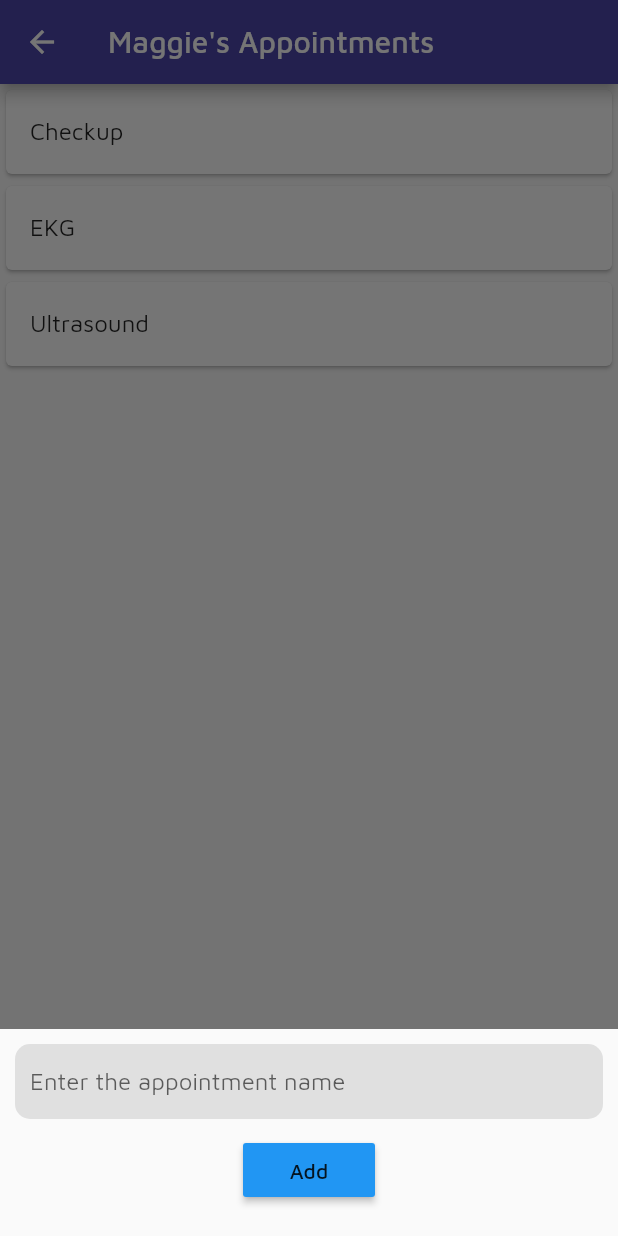
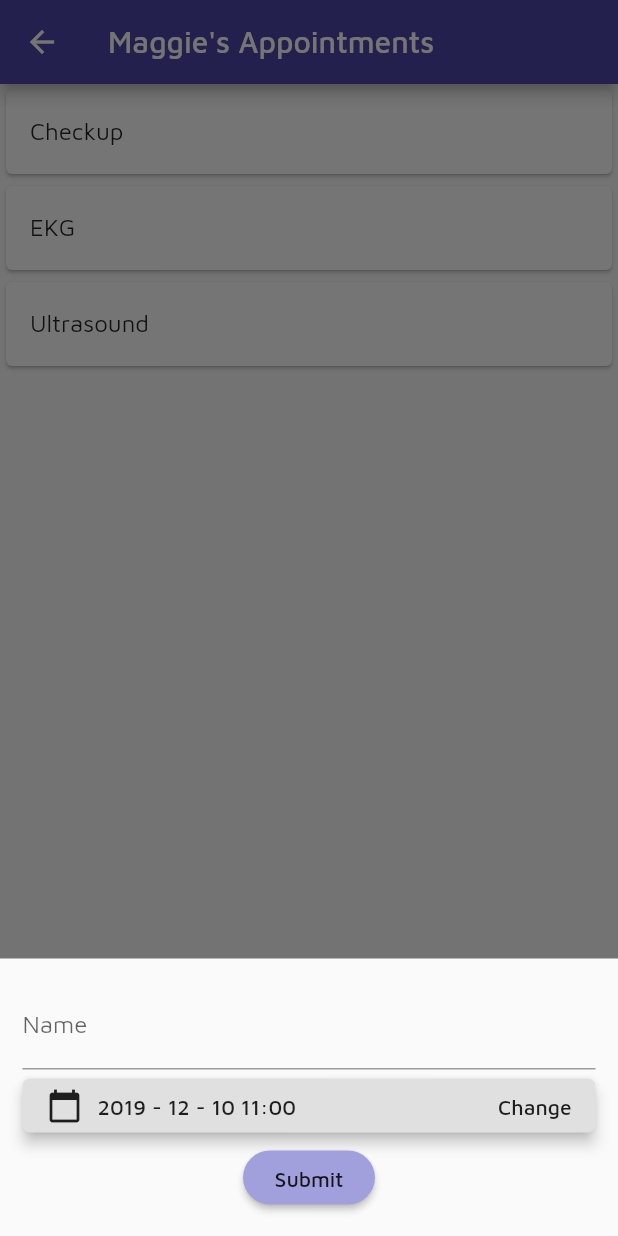
Before and after one commit to crowleaj/flutter-tech-demo, a Flutter app: the AppointmentsScreen screen opened by its route, after a tap on the "add" icon, on a phone screen of 412 x 824 dp. Run offline on Flutter 3.47's test engine with Material 2 defaults, Android fonts, the phone set to English and light mode, and no system bars; our stand-ins replace flutter_datetime_picker, youtube_player_flutter; missing offline and left inert: image_downloader; network calls fail.

Commit message:
Appointment form swag, date-time-field

```diff
--- /dev/null
+++ b/lib/components/date-time-field.dart
@@ -0,0 +1,44 @@
+import 'package:flutter/material.dart';
+import 'package:flutter_datetime_picker/flutter_datetime_picker.dart';
+
+import '../utils.dart';
+
+class DateTimeField extends StatelessWidget {
+  final DateTime currentTime;
+  final Function(DateTime) onSelected;
+
+  DateTimeField(this.currentTime, {this.onSelected = Utils.noopOneArg});
+
+  @override
+  Widget build(BuildContext context) {
+    return RaisedButton(
+      child: Row(children: [
+        Padding(padding: EdgeInsets.only(right: 10), child: Icon(Icons.calendar_today)),
+        Text(dateTimeText(currentTime)),
+        Expanded(child: Text("Change", textAlign: TextAlign.right,))
+        ]),
+      shape: RoundedRectangleBorder(borderRadius: BorderRadius.circular(5.0)),
+      elevation: 4.0,
+      onPressed: () {
+        DatePicker.showDateTimePicker(context,
+            theme: DatePickerTheme(
+              containerHeight: 210.0,
+            ),
+            showTitleActions: true,
+            minTime: DateTime(2000, 1, 1),
+            maxTime: DateTime(2022, 12, 31),
+            onConfirm: onSelected,
+            currentTime: currentTime,
+            locale: LocaleType.en);
+      },
+    );
+  }
+
+  String dateTimeText(DateTime date) {
+    var month = date.month.toString().padLeft(2, "0");
+    var day = date.day.toString().padLeft(2, "0");
+    var hour = date.hour.toString().padLeft(2, "0");
+    var minute = date.minute.toString().padLeft(2, "0");
+    return '${date.year} - $month - $day $hour:$minute';
+  }
+}
--- a/lib/components/styled-button.dart
+++ b/lib/components/styled-button.dart
@@ -1,12 +1,12 @@
 import 'package:flutter/material.dart';
 
-noop() {}
+import '../utils.dart';
 
 class StyledButton extends StatelessWidget {
   final String text;
   final Function onPressed;
 
-  StyledButton({@required this.text, this.onPressed = noop});
+  StyledButton({@required this.text, this.onPressed = Utils.noop});
 
   @override
   Widget build(BuildContext context) {
--- /dev/null
+++ b/lib/entities/appointment.dart
@@ -0,0 +1,11 @@
+import 'package:hello_flutter/entities/entity.dart';
+
+class Appointment extends Entity {
+  String name;
+  DateTime start;
+
+  Appointment([String id]) : super(id) {
+    var now = DateTime.now();
+    start = DateTime.utc(now.year, now.month, now.day, now.hour + 1);
+  }
+}
--- /dev/null
+++ b/lib/entities/entity.dart
@@ -0,0 +1,5 @@
+class Entity {
+  String id;
+
+  Entity([this.id]);
+}
--- a/lib/screens/appointments/appointment-form.dart
+++ b/lib/screens/appointments/appointment-form.dart
@@ -1,30 +1,60 @@
 import 'package:flutter/material.dart';
+import 'package:hello_flutter/components/date-time-field.dart';
+import 'package:hello_flutter/components/styled-button.dart';
+import 'package:hello_flutter/entities/appointment.dart';
 import 'package:hello_flutter/validation.dart';
+
+import '../../utils.dart';
 
 // Thanks https://flutter.dev/docs/cookbook/forms/validation
 class AppointmentForm extends StatefulWidget {
+  final Appointment appointment;
+  Function onSubmitted;
+
+  AppointmentForm(this.appointment, {this.onSubmitted = Utils.noop});
+
   @override
   State<StatefulWidget> createState() {
-    return AppointmentFormState();
+    return AppointmentFormState(appointment, onSubmitted);
   }
-
 }
 
 class AppointmentFormState extends State<AppointmentForm> {
+  final Appointment appointment;
+  final _formKey = GlobalKey<FormState>();
+  final Function onSubmitted;
 
-  final _formKey = GlobalKey<FormState>();
+  AppointmentFormState(this.appointment, this.onSubmitted);
 
   @override
   Widget build(BuildContext context) {
     return Form(
-      key: _formKey,
-      child: Column(
-        crossAxisAlignment: CrossAxisAlignment.start,
-        children: <Widget>[
-          TextFormField(validator: Validation.hasValue,)
-        ],
-      )
-    );
+        key: _formKey,
+        child: Wrap(
+          alignment: WrapAlignment.start,
+          children: <Widget>[
+            TextFormField(
+              validator: Validation.hasValue,
+              decoration: InputDecoration(labelText: "Name"),
+              initialValue: appointment.name,
+              onChanged: (value) => appointment.name = value,
+            ),
+            DateTimeField(appointment.start, onSelected: (date) {
+              print('confirm $date');
+              setState(() {
+                appointment.start = date;
+              });
+            }),
+            Align(
+                alignment: Alignment.center,
+                child: StyledButton(
+                    text: "Submit",
+                    onPressed: () {
+                      if (_formKey.currentState.validate()) {
+                        onSubmitted();
+                      }
+                    }))
+          ],
+        ));
   }
-
 }
--- a/lib/screens/appointments/appointments.dart
+++ b/lib/screens/appointments/appointments.dart
@@ -1,4 +1,6 @@
 import 'package:flutter/material.dart';
+import 'package:hello_flutter/entities/appointment.dart';
+import 'package:hello_flutter/screens/appointments/appointment-form.dart';
 
 class AppointmentsScreen extends StatefulWidget {
   AppointmentsScreen({Key key}) : super(key: key);
@@ -11,7 +13,7 @@ class AppointmentsScreen extends StatefulWidget {
 
 class _AppointmentsScreen extends State<AppointmentsScreen> {
   List<String> appointments = ["Checkup", "EKG", "Ultrasound"];
-  final TextEditingController appointmentController = TextEditingController();
+
   @override
   Widget build(BuildContext context) {
     return Scaffold(
@@ -31,57 +33,26 @@ class _AppointmentsScreen extends State<AppointmentsScreen> {
   }
 
   _settingModalBottomSheet(context) {
+    final Appointment appointment = new Appointment();
     showModalBottomSheet(
         isScrollControlled: true,
         context: context,
         builder: (BuildContext bc) {
           return Padding(
+              padding: EdgeInsets.all(15),
+              child: Padding(
                   padding: MediaQuery.of(context).viewInsets,
                   child: Container(
-                child: new Wrap(
-                  children: <Widget>[
-                    DecoratedTextField(appointmentController),
-                    Padding(
-                        padding: EdgeInsets.only(bottom: 20),
-                        child: Align(
-                            alignment: Alignment.center,
-                            child: RaisedButton(
-                              child: new Text('Add'),
-                              color: Colors.blue,
-                              onPressed: () {
+                    child: AppointmentForm(
+                      appointment,
+                      onSubmitted: () {
                         setState(() {
-                                  appointments.add(appointmentController.text);
+                          appointments.add(appointment.name);
                         });
                         Navigator.pop(context);
                       },
-                            ))),
-                  ],
                     ),
-              ));
+                  )));
         });
   }
 }
-
-class DecoratedTextField extends StatelessWidget {
-  TextEditingController appointmentController;
-
-  DecoratedTextField(TextEditingController appointmentController) {
-    this.appointmentController = appointmentController;
-  }
-  @override
-  Widget build(BuildContext context) {
-    return Container(
-        height: 50,
-        alignment: Alignment.center,
-        padding: const EdgeInsets.symmetric(horizontal: 10, vertical: 10),
-        margin: const EdgeInsets.symmetric(horizontal: 10, vertical: 10),
-        decoration: BoxDecoration(
-            color: Colors.grey[300], borderRadius: BorderRadius.circular(10)),
-        child: TextField(
-          controller: appointmentController,
-          decoration: InputDecoration.collapsed(
-            hintText: 'Enter the appointment name',
-          ),
-        ));
-  }
-}
--- /dev/null
+++ b/lib/utils.dart
@@ -0,0 +1,4 @@
+class Utils {
+  static noop() {}
+  static noopOneArg<T>(T obj) {}
+}
--- a/pubspec.yaml
+++ b/pubspec.yaml
@@ -17,6 +17,7 @@ environment:
   sdk: ">=2.3.0 <3.0.0"
 
 dependencies:
+  flutter_datetime_picker: ^1.2.8
   http: ^0.12.0+2
   image_downloader: ^0.19.1
   youtube_player_flutter: ^6.0.3+2
```
Also changed, not shown: pubspec.lock. Lines whose indentation alone changed are shown as unchanged.
